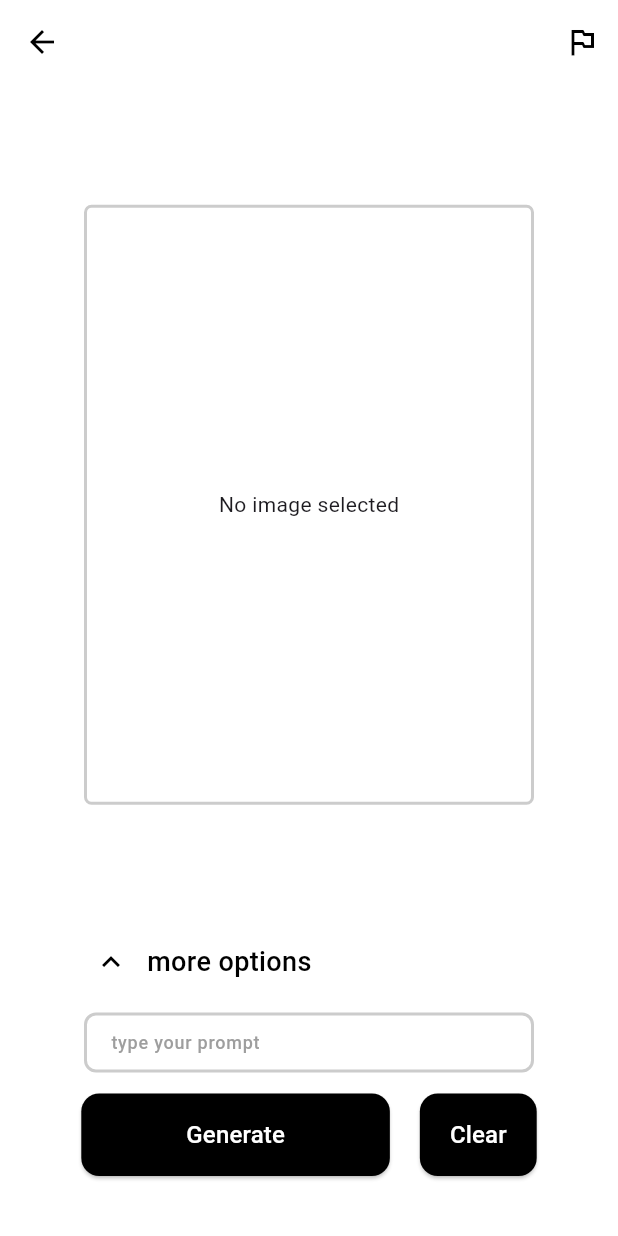
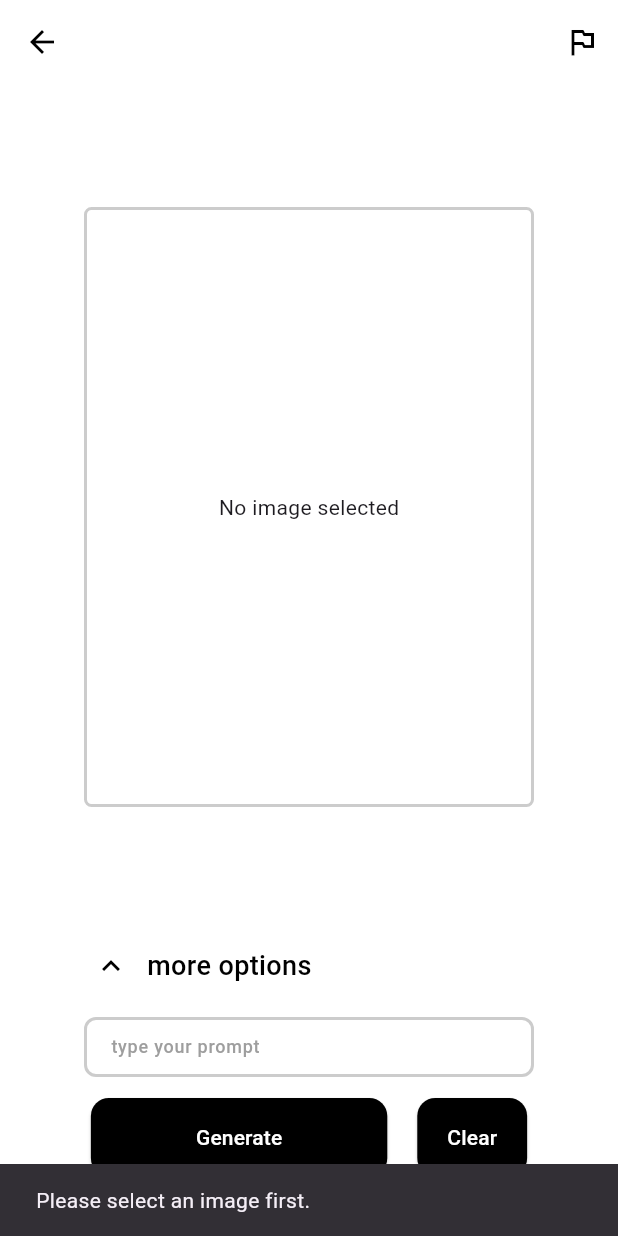
Before and after one commit to jibek1201/picaso, a Flutter app: the ThirdPage screen opened directly, after a tap on "Generate", on a phone screen of 412 x 824 dp. Run offline on Flutter 3.47's test engine with Material 3 defaults, Android fonts, the light colour scheme and no system bars; our stand-ins replace image_picker.

Commit message:
Added a method to process the image and generate the contour

```diff
--- a/lib/main.dart
+++ b/lib/main.dart
@@ -1,6 +1,9 @@
+import 'dart:async';
 import 'dart:io';
 import 'package:flutter/material.dart';
 import 'package:image_picker/image_picker.dart';
+import 'package:image/image.dart' as img;
+
 
 
 
@@ -211,7 +214,6 @@ class SecondPage extends StatelessWidget {
 
 
 
-
 class ThirdPage extends StatefulWidget {
   const ThirdPage({Key? key}) : super(key: key);
 
@@ -225,6 +227,7 @@ class _ThirdPageState extends State<ThirdPage> {
   double _selectedScale = 1.0; // To track the selected scale
   bool isSaved = false; // Tracks the save state for the flag icon
   String? _imagePath; // Store selected image path
+  String? _contourImagePath; // Store path for the contour image
   final TextEditingController _controller = TextEditingController();
 
   // Function to toggle the save state
@@ -242,14 +245,54 @@ class _ThirdPageState extends State<ThirdPage> {
     if (pickedFile != null) {
       setState(() {
         _imagePath = pickedFile.path; // Set the image path
+        _contourImagePath = null; // Clear contour image when a new image is picked
       });
     }
   }
 
-  // Function to handle Generate button press
-  void _generateAction() {
-    // Add your "Generate" action here
-    print('Generate button pressed');
+  // Function to process the image and generate a white image with a black contour
+  Future<void> _generateContourImage() async {
+    if (_imagePath == null) {
+      ScaffoldMessenger.of(context).showSnackBar(
+        const SnackBar(content: Text('Please select an image first.')),
+      );
+      return;
+    }
+
+    try {
+      final imageBytes = await File(_imagePath!).readAsBytes();
+      final decodedImage = img.decodeImage(imageBytes);
+
+      if (decodedImage == null) {
+        throw Exception("Failed to decode image.");
+      }
+
+      // Convert the image to grayscale
+      final grayImage = img.grayscale(decodedImage);
+
+      // Apply edge detection to create contours
+      final edgeImage = img.sobel(grayImage);
+
+      // Invert the image to make the background white and contours black
+      final invertedImage = img.invert(edgeImage);
+
+      // Save the processed image as a temporary file
+      final tempDir = Directory.systemTemp;
+      final contourFile = File('${tempDir.path}/contour_image.png')
+        ..writeAsBytesSync(img.encodePng(invertedImage));
+
+      setState(() {
+        _contourImagePath = contourFile.path; // Set the contour image path
+      });
+
+      ScaffoldMessenger.of(context).showSnackBar(
+        const SnackBar(content: Text('Contour image generated successfully!')),
+      );
+    } catch (e) {
+      ScaffoldMessenger.of(context).showSnackBar(
+        SnackBar(content: Text('Failed to process the image: $e')),
+      );
+    }
   }
 
   // Function to handle Clear button press
@@ -257,6 +300,7 @@ class _ThirdPageState extends State<ThirdPage> {
     setState(() {
       _controller.clear(); // Clear text input
       _imagePath = null; // Clear image
+      _contourImagePath = null; // Clear contour image
     });
   }
 
@@ -299,9 +343,12 @@ class _ThirdPageState extends State<ThirdPage> {
                   ),
                   borderRadius: BorderRadius.circular(5), // Rounded corners
                 ),
-                child: _imagePath == null
-                    ? const Center(child: Text('No image selected'))
-                    : Image.file(File(_imagePath!)), // Show image
+                child: _contourImagePath != null
+                    ? Image.file(
+                    File(_contourImagePath!)) // Display contour image
+                    : _imagePath != null
+                    ? Image.file(File(_imagePath!)) // Display original image
+                    : const Center(child: Text('No image selected')),
               ),
             ),
           ),
@@ -345,7 +392,8 @@ class _ThirdPageState extends State<ThirdPage> {
                       ),
                     ],
                   ),
-                  const SizedBox(height: 12), // Space between 'dimension' and 'scale'
+                  const SizedBox(height: 12),
+                  // Space between 'dimension' and 'scale'
 
                   // Scale Section
                   Row(
@@ -416,9 +464,12 @@ class _ThirdPageState extends State<ThirdPage> {
                           ),
                         if (_isArrowPressed)
                           Padding(
-                            padding: const EdgeInsets.only(right: 50),  // 20px space to the right
+                            padding: const EdgeInsets.only(right: 50),
+                            // 20px space to the right
                             child: IconButton(
-                              icon: const Icon(Icons.download_rounded, color: Colors.black), // Download icon with arrow down
+                              icon: const Icon(
+                                  Icons.download_rounded, color: Colors.black),
+                              // Download icon with arrow down
                               onPressed: _pickImage, // Trigger image picker
                             ),
                           ),
@@ -473,22 +524,16 @@ class _ThirdPageState extends State<ThirdPage> {
                   mainAxisAlignment: MainAxisAlignment.center,
                   children: [
                     ElevatedButton(
-                      onPressed: _generateAction,
+                      onPressed: _generateContourImage,
                       style: ElevatedButton.styleFrom(
                         foregroundColor: Colors.white,
                         backgroundColor: Colors.black,
                         shape: RoundedRectangleBorder(
-                          borderRadius: BorderRadius.circular(12),
-                        ),
+                            borderRadius: BorderRadius.circular(12)),
                         padding: const EdgeInsets.symmetric(
-                          horizontal: 70,
-                          vertical: 16,
-                        ),
+                            horizontal: 70, vertical: 16),
                       ),
-                      child: const Text(
-                        'Generate',
-                        style: TextStyle(fontSize: 16),
-                      ),
+                      child: const Text('Generate'),
                     ),
                     const SizedBox(width: 20),
                     ElevatedButton(
@@ -497,17 +542,11 @@ class _ThirdPageState extends State<ThirdPage> {
                         foregroundColor: Colors.white,
                         backgroundColor: Colors.black,
                         shape: RoundedRectangleBorder(
-                          borderRadius: BorderRadius.circular(12),
-                        ),
+                            borderRadius: BorderRadius.circular(12)),
                         padding: const EdgeInsets.symmetric(
-                          horizontal: 20,
-                          vertical: 16,
-                        ),
+                            horizontal: 20, vertical: 16),
                       ),
-                      child: const Text(
-                        'Clear',
-                        style: TextStyle(fontSize: 16),
-                      ),
+                      child: const Text('Clear'),
                     ),
                   ],
                 ),
@@ -518,7 +557,6 @@ class _ThirdPageState extends State<ThirdPage> {
       ),
     );
   }
-
   // Helper Method for Square Input Fields
   Widget _buildSquareInputField(String hint) {
     return Container(
--- a/pubspec.yaml
+++ b/pubspec.yaml
@@ -28,10 +28,10 @@ environment:
 # the latest version available on pub.dev. To see which dependencies have newer
 # versions available, run `flutter pub outdated`.
 dependencies:
-  file_picker: ^8.1.4
   flutter:
     sdk: flutter
   image_picker: ^0.8.8+6
+  image: ^4.0.14
 
 
 
```
Also changed, not shown: pubspec.lock.
